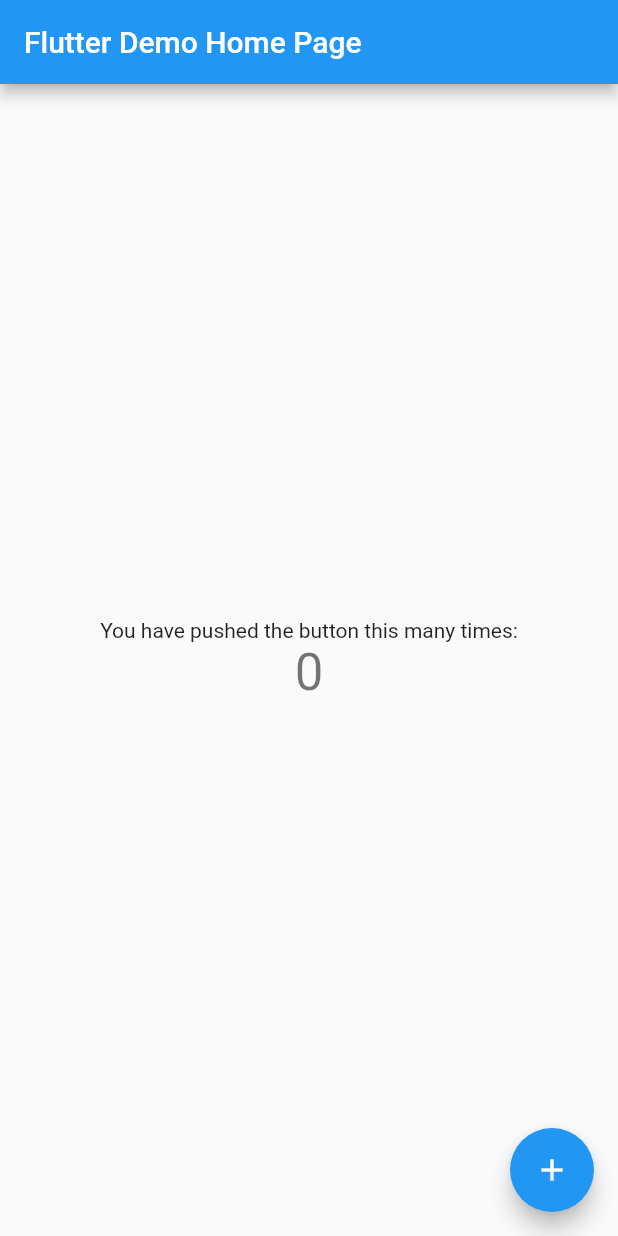
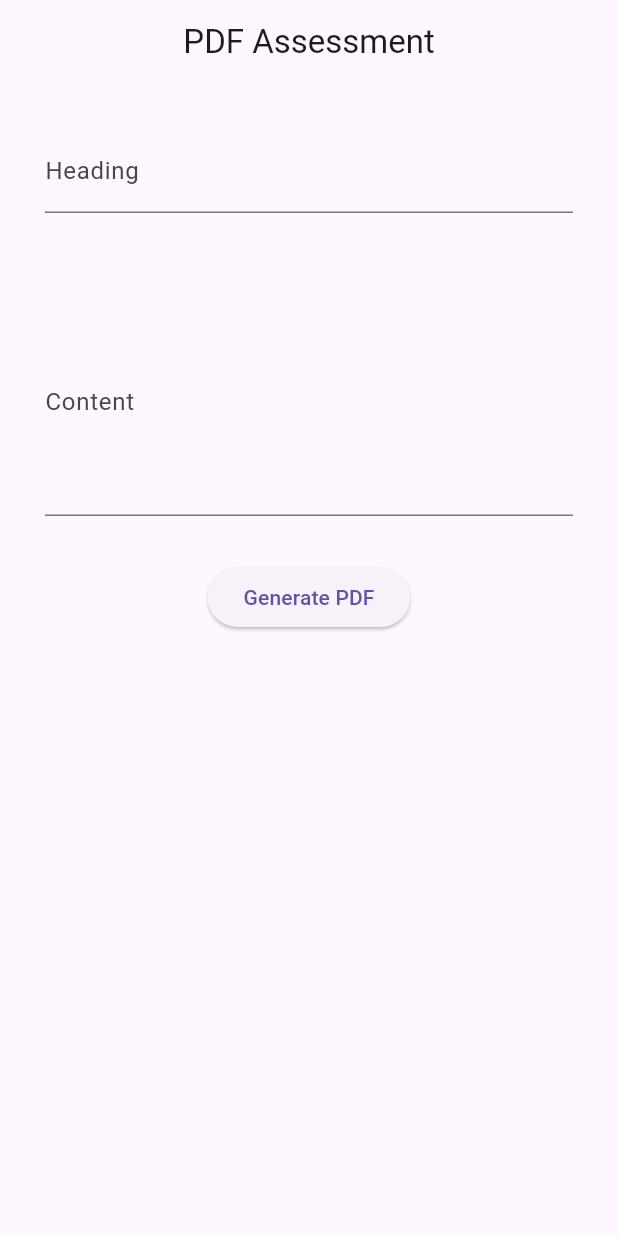
Before and after one commit to seutkarsh/pdf-generator, a Flutter app: the screen it shows after launch, on a phone screen of 412 x 824 dp. Run offline on Flutter 3.47's test engine with Material 2 defaults, Android fonts, the phone set to English and light mode, and no system bars; our stand-ins replace pdf; missing offline and left inert: flutter_full_pdf_viewer.

Commit message:
final commit

```diff
--- a/lib/main.dart
+++ b/lib/main.dart
@@ -1,4 +1,5 @@
 import 'package:flutter/material.dart';
+import 'package:pdf_generator/screens/home_page.dart';
 
 void main() {
   runApp(const MyApp());
@@ -12,6 +13,7 @@ class MyApp extends StatelessWidget {
   Widget build(BuildContext context) {
     return MaterialApp(
         title: 'Flutter Demo',
+        debugShowCheckedModeBanner: false,
         theme: ThemeData(
             // This is the theme of your application.
             //
@@ -23,93 +25,7 @@ class MyApp extends StatelessWidget {
             // Notice that the counter didn't reset back to zero; the application
             // is not restarted.
             primarySwatch: Colors.blue,
-      ),
-      home: const MyHomePage(title: 'Flutter Demo Home Page'),
-    );
+            useMaterial3: true),
+        home: const HomePage());
   }
 }
-
-class MyHomePage extends StatefulWidget {
-  const MyHomePage({super.key, required this.title});
-
-  // This widget is the home page of your application. It is stateful, meaning
-  // that it has a State object (defined below) that contains fields that affect
-  // how it looks.
-
-  // This class is the configuration for the state. It holds the values (in this
-  // case the title) provided by the parent (in this case the App widget) and
-  // used by the build method of the State. Fields in a Widget subclass are
-  // always marked "final".
-
-  final String title;
-
-  @override
-  State<MyHomePage> createState() => _MyHomePageState();
-}
-
-class _MyHomePageState extends State<MyHomePage> {
-  int _counter = 0;
-
-  void _incrementCounter() {
-    setState(() {
-      // This call to setState tells the Flutter framework that something has
-      // changed in this State, which causes it to rerun the build method below
-      // so that the display can reflect the updated values. If we changed
-      // _counter without calling setState(), then the build method would not be
-      // called again, and so nothing would appear to happen.
-      _counter++;
-    });
-  }
-
-  @override
-  Widget build(BuildContext context) {
-    // This method is rerun every time setState is called, for instance as done
-    // by the _incrementCounter method above.
-    //
-    // The Flutter framework has been optimized to make rerunning build methods
-    // fast, so that you can just rebuild anything that needs updating rather
-    // than having to individually change instances of widgets.
-    return Scaffold(
-      appBar: AppBar(
-        // Here we take the value from the MyHomePage object that was created by
-        // the App.build method, and use it to set our appbar title.
-        title: Text(widget.title),
-      ),
-      body: Center(
-        // Center is a layout widget. It takes a single child and positions it
-        // in the middle of the parent.
-        child: Column(
-          // Column is also a layout widget. It takes a list of children and
-          // arranges them vertically. By default, it sizes itself to fit its
-          // children horizontally, and tries to be as tall as its parent.
-          //
-          // Invoke "debug painting" (press "p" in the console, choose the
-          // "Toggle Debug Paint" action from the Flutter Inspector in Android
-          // Studio, or the "Toggle Debug Paint" command in Visual Studio Code)
-          // to see the wireframe for each widget.
-          //
-          // Column has various properties to control how it sizes itself and
-          // how it positions its children. Here we use mainAxisAlignment to
-          // center the children vertically; the main axis here is the vertical
-          // axis because Columns are vertical (the cross axis would be
-          // horizontal).
-          mainAxisAlignment: MainAxisAlignment.center,
-          children: <Widget>[
-            const Text(
-              'You have pushed the button this many times:',
-            ),
-            Text(
-              '$_counter',
-              style: Theme.of(context).textTheme.headline4,
-            ),
-          ],
-        ),
-      ),
-      floatingActionButton: FloatingActionButton(
-        onPressed: _incrementCounter,
-        tooltip: 'Increment',
-        child: const Icon(Icons.add),
-      ), // This trailing comma makes auto-formatting nicer for build methods.
-    );
-  }
-}
--- /dev/null
+++ b/lib/screens/home_page.dart
@@ -0,0 +1,109 @@
+import 'dart:io';
+
+import 'package:flutter/material.dart';
+import 'package:pdf/pdf.dart';
+import 'package:pdf/widgets.dart' as pw;
+import 'package:path_provider/path_provider.dart';
+import 'package:pdf_generator/screens/PdfPreviewScreen.dart';
+
+class HomePage extends StatefulWidget {
+  const HomePage({super.key});
+
+  @override
+  State<HomePage> createState() => _HomePageState();
+}
+
+class _HomePageState extends State<HomePage> {
+  final TextEditingController _heading = TextEditingController();
+  final TextEditingController _content = TextEditingController();
+  final pdf = pw.Document();
+
+  //write pdf
+  writePDF() {
+    pdf.addPage(pw.MultiPage(
+      pageFormat: PdfPageFormat.a4,
+      margin: const pw.EdgeInsets.all(32),
+      build: (pw.Context context) {
+        return <pw.Widget>[
+          pw.Header(
+              level: 0,
+              child: pw.Row(
+                  mainAxisAlignment: pw.MainAxisAlignment.spaceBetween,
+                  children: <pw.Widget>[
+                    pw.Text("PDF Generating Assessment", textScaleFactor: 2),
+                  ])),
+          pw.Header(level: 1, text: _heading.text),
+
+          // Write All the paragraph in one line.
+          // For clear understanding
+          pw.Paragraph(text: _content.text),
+        ];
+      },
+    ));
+  }
+
+  Future savePdf() async {
+    Directory documentDirectory = await getApplicationDocumentsDirectory();
+    String documentPath = documentDirectory.path;
+    File file = File("$documentPath/example.pdf");
+    file.writeAsBytesSync(await pdf.save());
+  }
+
+  generatePDF() async {
+    writePDF();
+    await savePdf();
+    Directory documentDirectory = await getApplicationDocumentsDirectory();
+
+    String documentPath = documentDirectory.path;
+
+    String fullPath = "$documentPath/example.pdf";
+    print(fullPath);
+
+    // ignore: use_build_context_synchronously
+    Navigator.push(
+        context,
+        MaterialPageRoute(
+            builder: (context) => PdfPreviewScreen(
+                  path: fullPath,
+                )));
+  }
+
+  @override
+  Widget build(BuildContext context) {
+    return Scaffold(
+      appBar: AppBar(
+        title: const Text("PDF Assessment"),
+        centerTitle: true,
+      ),
+      body: SafeArea(
+          child: SingleChildScrollView(
+              child: Padding(
+        padding: const EdgeInsets.all(30),
+        child: Column(
+          children: [
+            TextFormField(
+              controller: _heading,
+              decoration: const InputDecoration(
+                  label: Text("Heading"), hintText: "Heading here..."),
+            ),
+            const SizedBox(
+              height: 50,
+            ),
+            TextFormField(
+                minLines: 5,
+                maxLines: 10,
+                controller: _content,
+                decoration: const InputDecoration(
+                    label: Text("Content"),
+                    hintText: "Type your content here")),
+            const SizedBox(
+              height: 30,
+            ),
+            ElevatedButton(
+                onPressed: generatePDF, child: const Text("Generate PDF"))
+          ],
+        ),
+      ))),
+    );
+  }
+}
```
Also changed, not shown: lib/screens/PdfPreviewScreen.dart (added, +14 -0 lines), pubspec.yaml (+10 -16 lines), pubspec.lock, 5 other files. Lines whose indentation alone changed are shown as unchanged.
